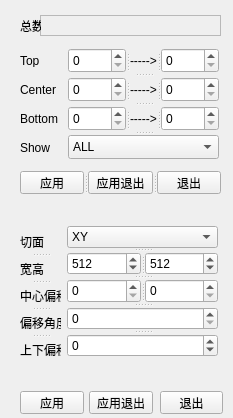
Qt form Tools/INimage3D/volumedataset.ui (zyq1569/HealthApp) before a commit.
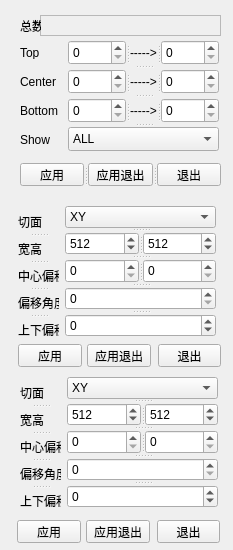
The same form after that commit.

Commit message: fine-tune

What changed in the file:
```diff
--- a/Tools/INimage3D/volumedataset.ui
+++ b/Tools/INimage3D/volumedataset.ui
@@ -7,7 +7,7 @@
     <x>0</x>
     <y>0</y>
     <width>233</width>
-    <height>418</height>
+    <height>550</height>
    </rect>
   </property>
   <property name="minimumSize">
@@ -19,7 +19,7 @@
   <property name="maximumSize">
    <size>
     <width>233</width>
-    <height>450</height>
+    <height>550</height>
    </size>
   </property>
   <property name="windowTitle">
@@ -29,7 +29,7 @@
    <property name="geometry">
     <rect>
      <x>20</x>
-     <y>83</y>
+     <y>75</y>
      <width>47</width>
      <height>13</height>
     </rect>
@@ -42,7 +42,7 @@
    <property name="geometry">
     <rect>
      <x>20</x>
-     <y>112</y>
+     <y>104</y>
      <width>47</width>
      <height>13</height>
     </rect>
@@ -55,7 +55,7 @@
    <property name="geometry">
     <rect>
      <x>20</x>
-     <y>141</y>
+     <y>133</y>
      <width>47</width>
      <height>13</height>
     </rect>
@@ -106,7 +106,7 @@
    <property name="geometry">
     <rect>
      <x>20</x>
-     <y>171</y>
+     <y>163</y>
      <width>201</width>
      <height>23</height>
     </rect>
@@ -134,7 +134,7 @@
    <property name="geometry">
     <rect>
      <x>20</x>
-     <y>54</y>
+     <y>46</y>
      <width>47</width>
      <height>13</height>
     </rect>
@@ -147,7 +147,7 @@
    <property name="geometry">
     <rect>
      <x>68</x>
-     <y>48</y>
+     <y>40</y>
      <width>151</width>
      <height>111</height>
     </rect>
@@ -251,8 +251,8 @@
   <widget class="QPushButton" name="pushButton_3">
    <property name="geometry">
     <rect>
-     <x>89</x>
-     <y>391</y>
+     <x>87</x>
+     <y>344</y>
      <width>64</width>
      <height>23</height>
     </rect>
@@ -264,8 +264,8 @@
   <widget class="QPushButton" name="m_pbSaveRect">
    <property name="geometry">
     <rect>
-     <x>20</x>
-     <y>391</y>
+     <x>18</x>
+     <y>344</y>
      <width>64</width>
      <height>23</height>
     </rect>
@@ -277,8 +277,8 @@
   <widget class="QPushButton" name="m_pbHide_2">
    <property name="geometry">
     <rect>
-     <x>160</x>
-     <y>391</y>
+     <x>158</x>
+     <y>344</y>
      <width>63</width>
      <height>23</height>
     </rect>
@@ -290,8 +290,8 @@
   <widget class="QSplitter" name="splitter_11">
    <property name="geometry">
     <rect>
-     <x>67</x>
-     <y>226</y>
+     <x>65</x>
+     <y>206</y>
      <width>151</width>
      <height>131</height>
     </rect>
@@ -369,8 +369,8 @@
   <widget class="QSplitter" name="splitter_8">
    <property name="geometry">
     <rect>
-     <x>20</x>
-     <y>230</y>
+     <x>18</x>
+     <y>210</y>
      <width>41</width>
      <height>131</height>
     </rect>
@@ -404,6 +404,162 @@
     </property>
    </widget>
   </widget>
+  <widget class="QSplitter" name="splitter_12">
+   <property name="geometry">
+    <rect>
+     <x>20</x>
+     <y>381</y>
+     <width>41</width>
+     <height>131</height>
+    </rect>
+   </property>
+   <property name="orientation">
+    <enum>Qt::Vertical</enum>
+   </property>
+   <widget class="QLabel" name="label_14">
+    <property name="text">
+     <string>切面</string>
+    </property>
+   </widget>
+   <widget class="QLabel" name="label_15">
+    <property name="text">
+     <string>宽高</string>
+    </property>
+   </widget>
+   <widget class="QLabel" name="label_16">
+    <property name="text">
+     <string>中心偏移</string>
+    </property>
+   </widget>
+   <widget class="QLabel" name="label_17">
+    <property name="text">
+     <string>偏移角度</string>
+    </property>
+   </widget>
+   <widget class="QLabel" name="label_18">
+    <property name="text">
+     <string>上下偏移</string>
+    </property>
+   </widget>
+  </widget>
+  <widget class="QSplitter" name="splitter_13">
+   <property name="geometry">
+    <rect>
+     <x>67</x>
+     <y>377</y>
+     <width>151</width>
+     <height>131</height>
+    </rect>
+   </property>
+   <property name="orientation">
+    <enum>Qt::Vertical</enum>
+   </property>
+   <widget class="QComboBox" name="m_cbSelectSlice_2">
+    <item>
+     <property name="text">
+      <string>XY</string>
+     </property>
+    </item>
+    <item>
+     <property name="text">
+      <string>XZ</string>
+     </property>
+    </item>
+    <item>
+     <property name="text">
+      <string>YZ</string>
+     </property>
+    </item>
+   </widget>
+   <widget class="QSplitter" name="splitter_14">
+    <property name="orientation">
+     <enum>Qt::Horizontal</enum>
+    </property>
+    <widget class="QSpinBox" name="m_rectW_2">
+     <property name="maximum">
+      <number>10000</number>
+     </property>
+     <property name="value">
+      <number>512</number>
+     </property>
+    </widget>
+    <widget class="QSpinBox" name="m_rectH_2">
+     <property name="maximum">
+      <number>10000</number>
+     </property>
+     <property name="value">
+      <number>512</number>
+     </property>
+    </widget>
+   </widget>
+   <widget class="QSplitter" name="splitter_15">
+    <property name="orientation">
+     <enum>Qt::Horizontal</enum>
+    </property>
+    <widget class="QSpinBox" name="m_deltaX_2">
+     <property name="maximum">
+      <number>10000</number>
+     </property>
+    </widget>
+    <widget class="QSpinBox" name="m_deltaY_2">
+     <property name="maximum">
+      <number>10000</number>
+     </property>
+    </widget>
+   </widget>
+   <widget class="QSpinBox" name="m_topS_6">
+    <property name="maximum">
+     <number>90</number>
+    </property>
+   </widget>
+   <widget class="QSpinBox" name="m_topS_7">
+    <property name="minimum">
+     <number>-1000</number>
+    </property>
+    <property name="maximum">
+     <number>10000</number>
+    </property>
+   </widget>
+  </widget>
+  <widget class="QPushButton" name="pushButton_4">
+   <property name="geometry">
+    <rect>
+     <x>86</x>
+     <y>520</y>
+     <width>64</width>
+     <height>23</height>
+    </rect>
+   </property>
+   <property name="text">
+    <string>应用退出</string>
+   </property>
+  </widget>
+  <widget class="QPushButton" name="m_pbSaveRect_2">
+   <property name="geometry">
+    <rect>
+     <x>17</x>
+     <y>520</y>
+     <width>64</width>
+     <height>23</height>
+    </rect>
+   </property>
+   <property name="text">
+    <string>应用</string>
+   </property>
+  </widget>
+  <widget class="QPushButton" name="m_pbHide_3">
+   <property name="geometry">
+    <rect>
+     <x>157</x>
+     <y>520</y>
+     <width>63</width>
+     <height>23</height>
+    </rect>
+   </property>
+   <property name="text">
+    <string>退出</string>
+   </property>
+  </widget>
  </widget>
  <resources/>
  <connections/>
```
